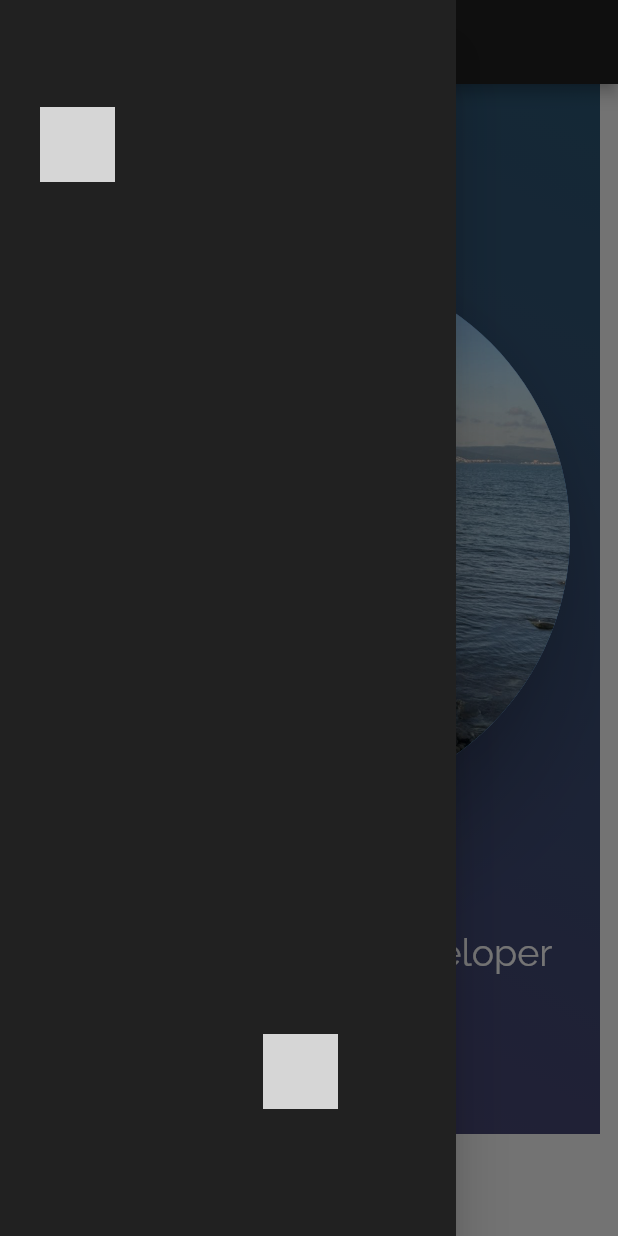
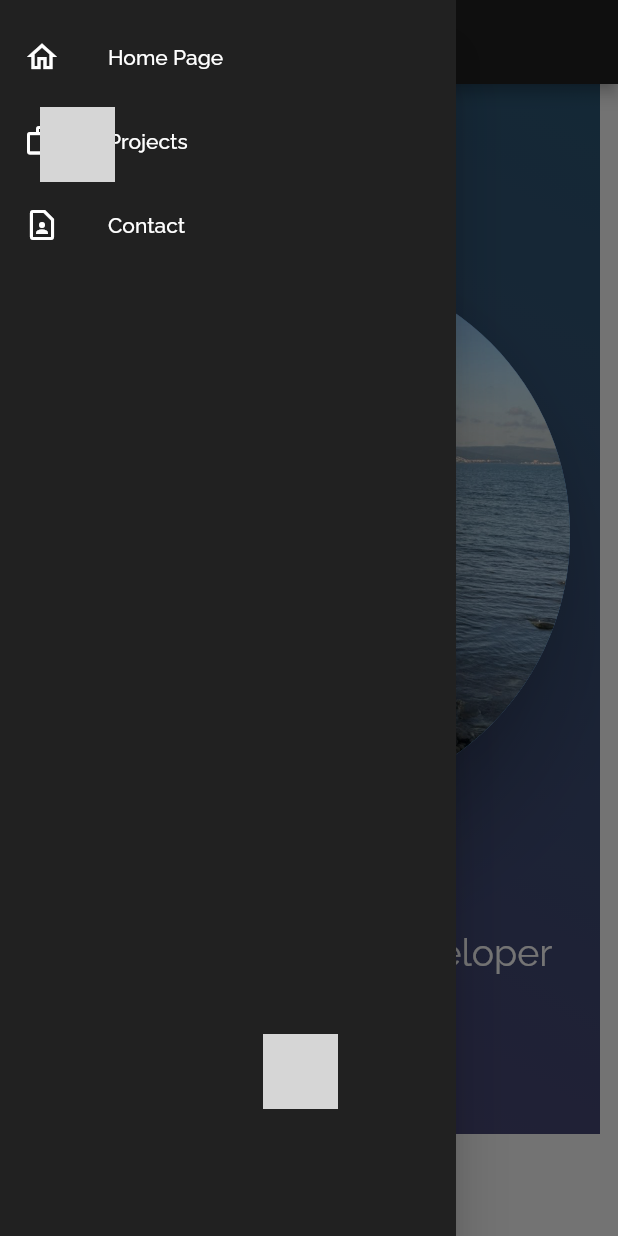
Before and after one commit to MarcelOwczarek/own_website, a Flutter app: the screen it shows after launch, with the side drawer open, on a phone screen of 412 x 824 dp. Run offline on Flutter 3.47's test engine with Material 2 defaults, Android fonts, the phone set to English and light mode, and no system bars; drawn by our look-alikes of simple_gradient_text; our stand-ins replace google_fonts, lottie; network calls fail; grey boxes are pictures that could not be loaded.

Commit message:
Add items to NavigationDrawer

```diff
--- a/lib/features/widgets/Custom_NavigationDrawer.dart
+++ b/lib/features/widgets/Custom_NavigationDrawer.dart
@@ -1,6 +1,7 @@
 // ignore_for_file: file_names, camel_case_types, non_constant_identifier_names
 
 import 'package:flutter/material.dart';
+import 'package:google_fonts/google_fonts.dart';
 
 class Custom_NavigationDrawer extends StatelessWidget {
   const Custom_NavigationDrawer({
@@ -13,11 +14,46 @@ class Custom_NavigationDrawer extends StatelessWidget {
         child: ListView(
           children: [
             Column(
-              children: const <Widget>[
-                SizedBox(height: 10),
+              children: <Widget>[
+                const SizedBox(height: 10),
+                menu_item(
+                  context,
+                  icon: Icons.home_outlined,
+                  text: 'Home Page',
+                ),
+                menu_item(
+                  context,
+                  icon: Icons.work_outline_outlined,
+                  text: 'Projects',
+                ),
+                menu_item(
+                  context,
+                  icon: Icons.contact_page_outlined,
+                  text: 'Contact',
+                ),
               ],
             ),
           ],
         ),
       );
+
+  Widget menu_item(
+    BuildContext context, {
+    required String text,
+    required IconData icon,
+  }) {
+    const color = Colors.white;
+    final style = GoogleFonts.raleway(
+      color: Colors.white,
+    );
+
+    return Material(
+      color: Colors.transparent,
+      child: ListTile(
+        leading: Icon(icon, color: color),
+        title: Text(text, style: style),
+        onTap: () {},
+      ),
+    );
+  }
 }
```
